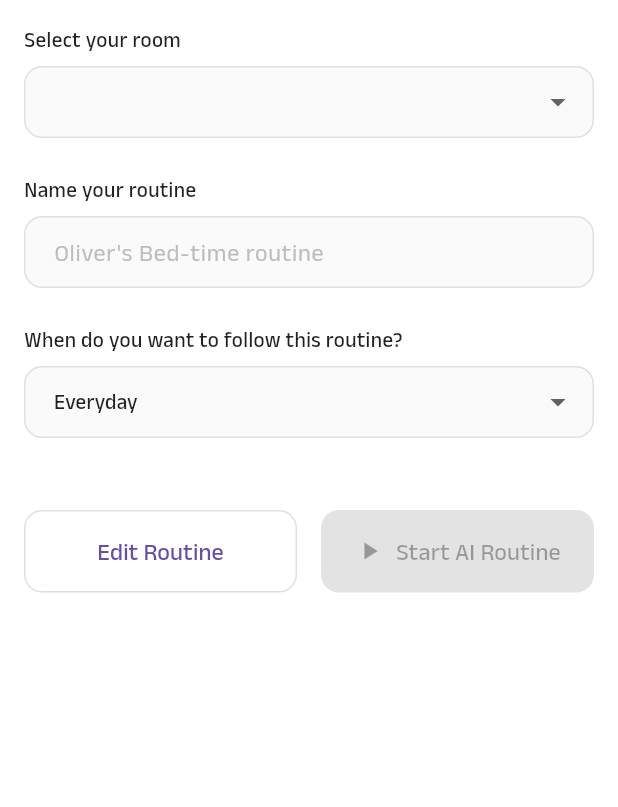
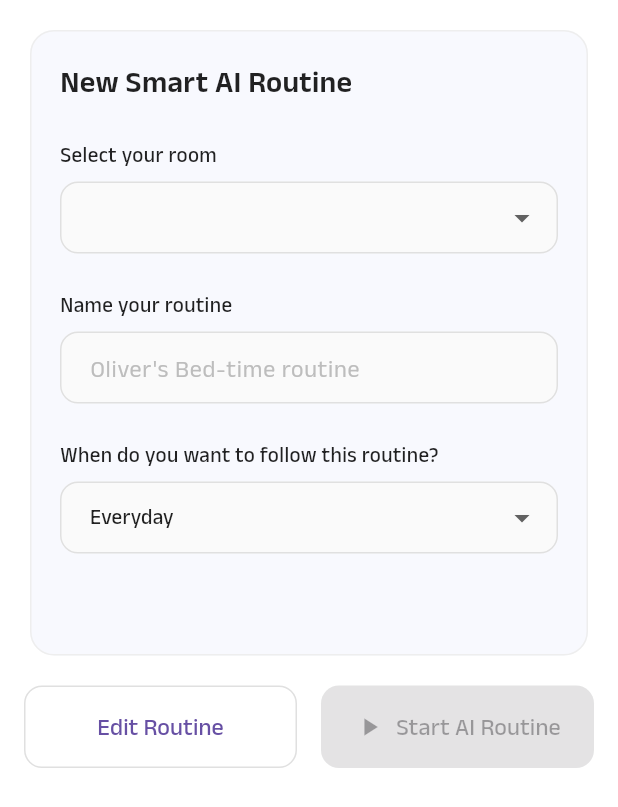
Before and after one commit to 31SUFI/EnergyPulse, a Flutter app: the RoutineScreenContent screen opened directly, on a phone screen of 412 x 824 dp. Shown: the top 807 px of the screen. Run offline on Flutter 3.47's test engine with Material 3 defaults, Android fonts, the phone set to English and light mode, and no system bars; our stand-ins replace flutter_svg.

Commit message:
fixing design of routine screen

```diff
--- a/lib/features/routine/view/routine_screen.dart
+++ b/lib/features/routine/view/routine_screen.dart
@@ -32,8 +32,29 @@ class RoutineScreenContent extends StatelessWidget {
         child: Padding(
           padding: const EdgeInsets.all(16),
           child: Column(
+            children: [
+              Card(
+                elevation: 0,
+                color: const Color(0xFFF8F9FE),
+                shape: RoundedRectangleBorder(
+                  borderRadius: BorderRadius.circular(16),
+                  side: BorderSide(color: Colors.grey[200]!),
+                ),
+                child: Padding(
+                  padding: const EdgeInsets.all(20),
+                  child: Column(
                     crossAxisAlignment: CrossAxisAlignment.start,
                     children: [
+                      const Text(
+                        'New Smart AI Routine',
+                        style: TextStyle(
+                          fontSize: 20,
+                          fontWeight: FontWeight.w600,
+                          color: Colors.black87,
+                        ),
+                      ),
+                      const SizedBox(height: 24),
+
                       // Room Selection
                       const Text(
                         'Select your room',
@@ -182,6 +203,11 @@ class RoutineScreenContent extends StatelessWidget {
                         }),
                       ],
                       const SizedBox(height: 24),
+                    ],
+                  ),
+                ),
+              ),
+              const SizedBox(height: 16),
 
               // Action Buttons
               Row(
```
Also changed, not shown: lib/features/routine/widgets/device_routine_card.dart (+26 -32 lines). Lines whose indentation alone changed are shown as unchanged.
